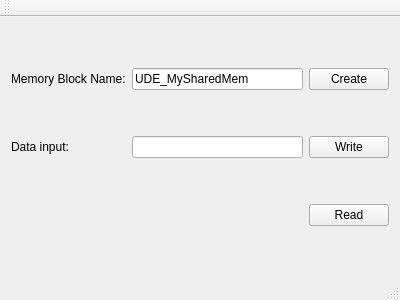
First picture: the form in mainwindow.ui, repository kevin14144/MemoryCopy, before the edit.
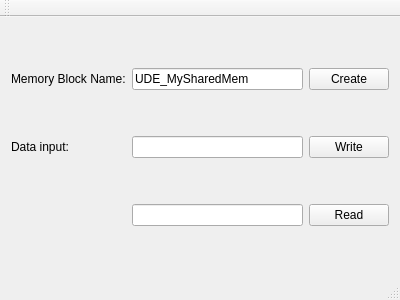
Second picture: the form after the edit.

Commit message: Update Sharememory class

Diff of the .ui file:
```diff
--- a/mainwindow.ui
+++ b/mainwindow.ui
@@ -69,6 +69,9 @@
     <item row="2" column="1">
      <widget class="QLineEdit" name="lineEdit_2"/>
     </item>
+    <item row="3" column="1">
+     <widget class="QLineEdit" name="lineEdit_3"/>
+    </item>
    </layout>
   </widget>
   <widget class="QMenuBar" name="menuBar">
```
The commit also changes 6 other files.
